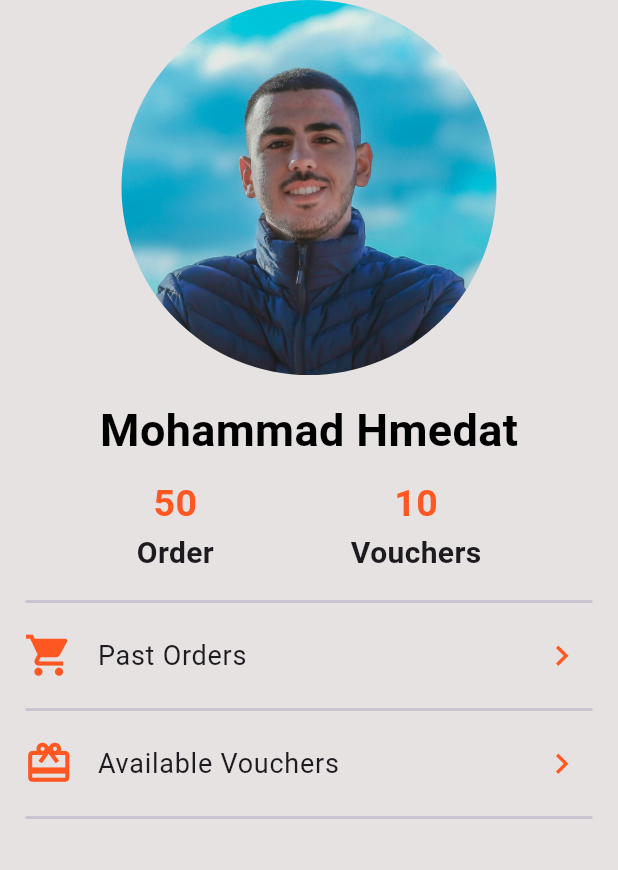
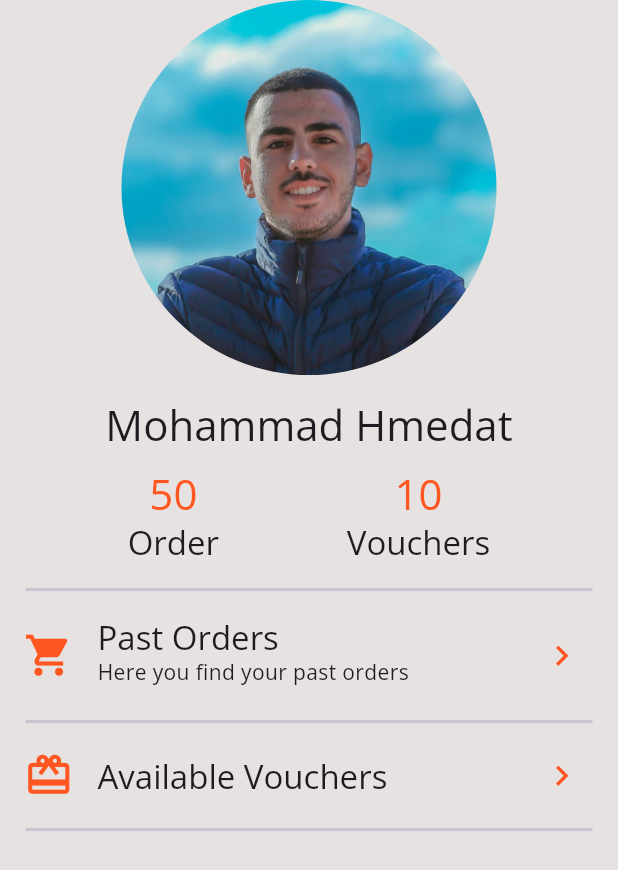
Before and after one commit to MohammadHumedat/Delifood-Application, a Flutter app: the AccountPage widget shown alone on an empty page, opened directly, on a phone screen of 412 x 824 dp. Shown: the top 870 px of the screen. Run offline on Flutter 3.47's test engine with Material 3 defaults, Android fonts, the phone set to English and light mode, and no system bars; network calls fail.

Commit message:
working on TextTheme

```diff
--- a/lib/main.dart
+++ b/lib/main.dart
@@ -29,6 +29,7 @@ class MyApp extends StatelessWidget {
         listTileTheme: const ListTileThemeData(
           iconColor: Colors.deepOrange,
         ),
+        fontFamily: 'OpenSans',
       ),
       home: const BottomNavBarPage(),
     );
--- a/lib/pages/account_page.dart
+++ b/lib/pages/account_page.dart
@@ -3,37 +3,42 @@ import 'package:flutter/material.dart';
 class AccountPage extends StatelessWidget {
   const AccountPage({super.key});
 
-  Widget orderVouchers({required String name, required int number}) {
+  Widget orderVouchers(BuildContext context,
+      {required String name, required int number}) {
     return Column(
       children: [
         Text(
-          '$number',
-          style: const TextStyle(
-              fontSize: 25,
-              color: Colors.deepOrange,
-              fontWeight: FontWeight.bold),
+          number.toString(),
+          style: Theme.of(context)
+              .textTheme
+              .headlineMedium!
+              .copyWith(color: Colors.deepOrange),
         ),
         Text(
-          '$name',
-          style: const TextStyle(fontSize: 20, fontWeight: FontWeight.w600),
+          name,
+          style: Theme.of(context).textTheme.titleLarge!.copyWith(
+                fontWeight: FontWeight.w400,
+              ),
         ),
       ],
     );
   }
 
-  Widget itemListTile(
+  Widget itemListTile(BuildContext context,
       {required String title, String? subtitle, required IconData icon}) {
     return ListTile(
-      title: Text(
-        title,
-        style: TextStyle(fontSize: 18),
-      ),
+      title: Text(title, style: Theme.of(context).textTheme.titleLarge),
       leading: Icon(
         icon,
         size: 33,
         color: Colors.deepOrange,
       ),
-      subtitle: subtitle != null ? Text('$subtitle') : null,
+      subtitle: subtitle != null
+          ? Text(
+              '$subtitle',
+              style: Theme.of(context).textTheme.bodyMedium,
+            )
+          : null,
       trailing: const Icon(
         Icons.chevron_right,
         size: 27,
@@ -65,19 +70,21 @@ class AccountPage extends StatelessWidget {
           ),
         ),
         const SizedBox(height: 15),
-        const Text(
+        Text(
           'Mohammad Hmedat',
-          style: TextStyle(
-              fontSize: 30, color: Colors.black, fontWeight: FontWeight.bold),
+          style: Theme.of(context)
+              .textTheme
+              .headlineMedium!
+              .copyWith(fontWeight: FontWeight.w400),
         ),
-        SizedBox(
+        const SizedBox(
           height: 10,
         ),
         Row(
           mainAxisAlignment: MainAxisAlignment.spaceEvenly,
           children: [
-            orderVouchers(name: 'Order', number: 50),
-            orderVouchers(name: 'Vouchers', number: 10),
+            orderVouchers(context, name: 'Order', number: 50),
+            orderVouchers(context, name: 'Vouchers', number: 10),
           ],
         ),
         const SizedBox(
@@ -87,9 +94,12 @@ class AccountPage extends StatelessWidget {
         itemListTile(
           title: 'Past Orders',
           icon: Icons.shopping_cart,
+          subtitle: 'Here you find your past orders',
+          context,
         ),
         divider(),
-        itemListTile(title: 'Available Vouchers', icon: Icons.card_giftcard),
+        itemListTile(
+            title: 'Available Vouchers', icon: Icons.card_giftcard, context),
         divider(),
       ],
     );
```
Also changed, not shown: lib/pages/favorite_page.dart (+17 -17 lines), lib/widget/food_grid_item.dart (+9 -13 lines), pubspec.yaml (+16 -6 lines), assets/fonts/OpenSans-Bold.ttf (added), assets/fonts/OpenSans-Light.ttf (added), assets/fonts/OpenSans-Medium.ttf (added), assets/fonts/OpenSans-Regular.ttf (added), assets/fonts/OpenSans-SemiBold.ttf (added), assets/fonts/OpenSans_Condensed-Light.ttf (added), assets/fonts/OpenSans_Condensed-Medium.ttf (added), assets/fonts/OpenSans_Condensed-Regular.ttf (added), assets/fonts/OpenSans_Condensed-SemiBold.ttf (added), assets/fonts/OpenSans_SemiCondensed-ExtraBold.ttf (added), assets/fonts/OpenSans_SemiCondensed-Light.ttf (added), 2 more files.
